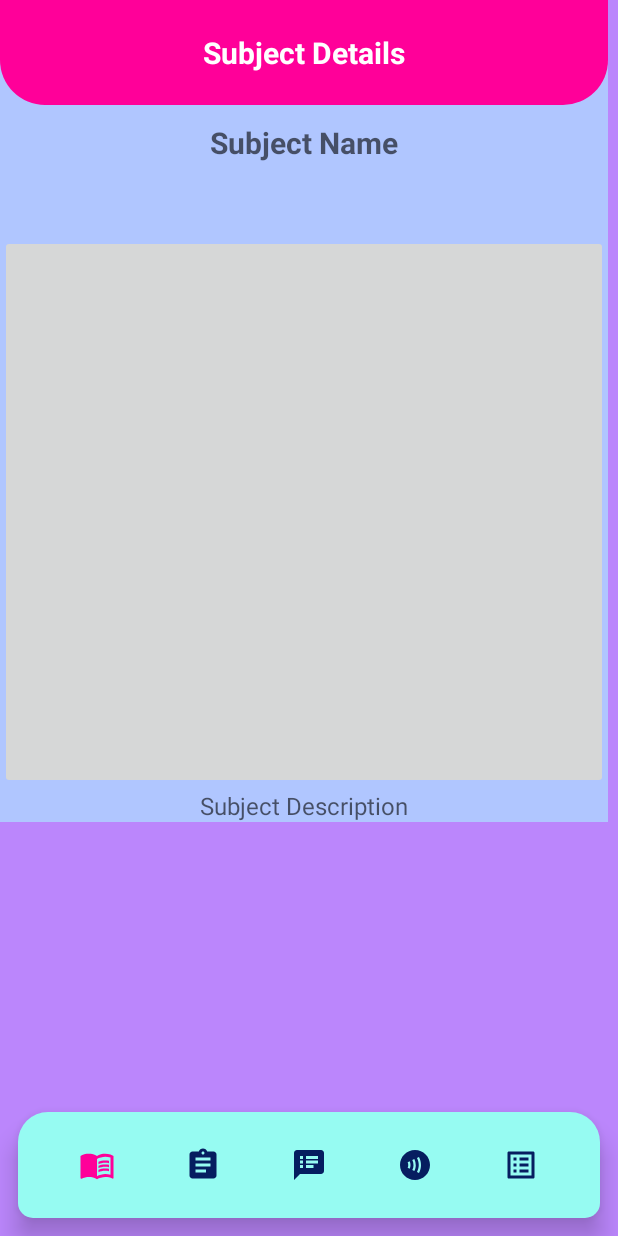
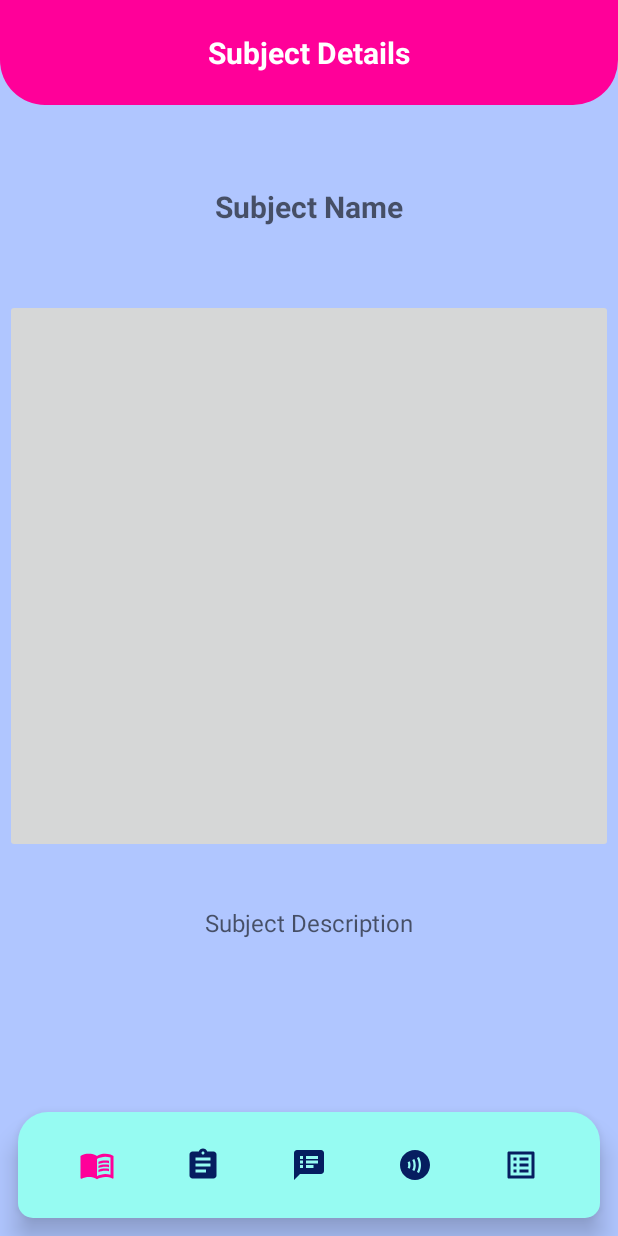
Before and after one commit to GinPaul/kodego.studentassistanceapp.arguez, an Android app: the SubjectFragment screen opened directly, with no data from a screen before it, on a phone screen of 412 x 824 dp. Run offline under Robolectric (Android 15) with nearby library versions, the phone set to English and light mode, and no system bars; Roboto replaces fonts that are not available here.

Commit message:
Nov 6 2022 10pm commit

```diff
--- a/app/src/main/java/com/kodego/activity/one/studentassistanceapp/view/SubjectFragment.kt
+++ b/app/src/main/java/com/kodego/activity/one/studentassistanceapp/view/SubjectFragment.kt
@@ -5,6 +5,7 @@ import android.view.LayoutInflater
 import android.view.View
 import android.view.ViewGroup
 import androidx.fragment.app.Fragment
+import com.kodego.activity.one.studentassistanceapp.R
 import com.kodego.activity.one.studentassistanceapp.databinding.FragmentSubjectBinding
 
 private const val ARG_PARAM1 = "param1"
@@ -17,7 +18,6 @@ class SubjectFragment : Fragment() {
 
     override fun onCreate(savedInstanceState: Bundle?) {
         super.onCreate(savedInstanceState)
-
         arguments?.let {
             param1 = it.getString(ARG_PARAM1)
             param2 = it.getString(ARG_PARAM2)
@@ -32,14 +32,15 @@ class SubjectFragment : Fragment() {
         savedInstanceState: Bundle?
     ): View? {
 
-        binding = FragmentSubjectBinding.inflate(layoutInflater)
+        /**Inflate the layout for this fragment. Deleting this will ruin the layout!*/
+        return inflater.inflate(R.layout.fragment_subject, container, false)
 
 //        var textFromParent = arguments?.getString("data1")
         var subjectName: String? = arguments?.getString("subjectName")
         var subjectDescription : String? = arguments?.getString("subjectDescription")
         var imageSubject: Int? = arguments?.getInt("imageSubject",0)
 
-        //catching data from tha activity
+        /**catching data from tha activity*/
         binding.tvSubjectName2.text = subjectName
         binding.tvSubjectDescription2.text = subjectDescription
 
```
